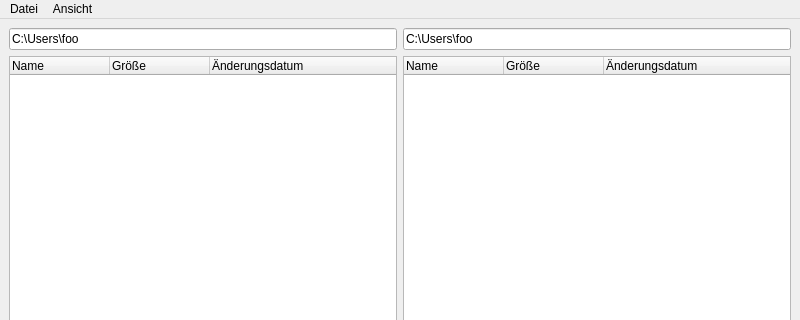
striezel/qt-commander, file mainwindow.ui: the form before one commit; both pictures show x 0 to 800 and y 0 to 320 of the 800 by 600 pixel window.
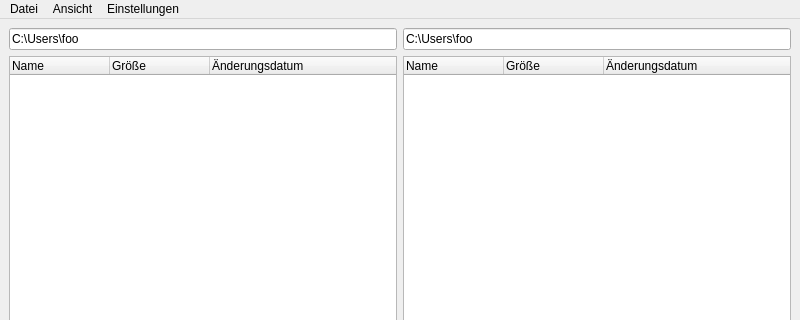
The form after the commit. Icons and pictures are not drawn. Custom widgets are drawn as their Qt base class.

Commit message:
add menu option to save settings (sort + filter flags) manually
There is no way to load them - yet. This will happen later.

Diff of the .ui file:
```diff
--- a/mainwindow.ui
+++ b/mainwindow.ui
@@ -193,8 +193,15 @@
     <addaction name="separator"/>
     <addaction name="actionRefresh"/>
    </widget>
+   <widget class="QMenu" name="menuSettings">
+    <property name="title">
+     <string>Einstellungen</string>
+    </property>
+    <addaction name="actionSaveSettings"/>
+   </widget>
    <addaction name="menuFile"/>
    <addaction name="menuView"/>
+   <addaction name="menuSettings"/>
   </widget>
   <widget class="QStatusBar" name="statusbar"/>
   <action name="actionExit">
```
Left out of the diff: 5 changed lines with no effect on the pictures. The commit also changes 5 other files.
